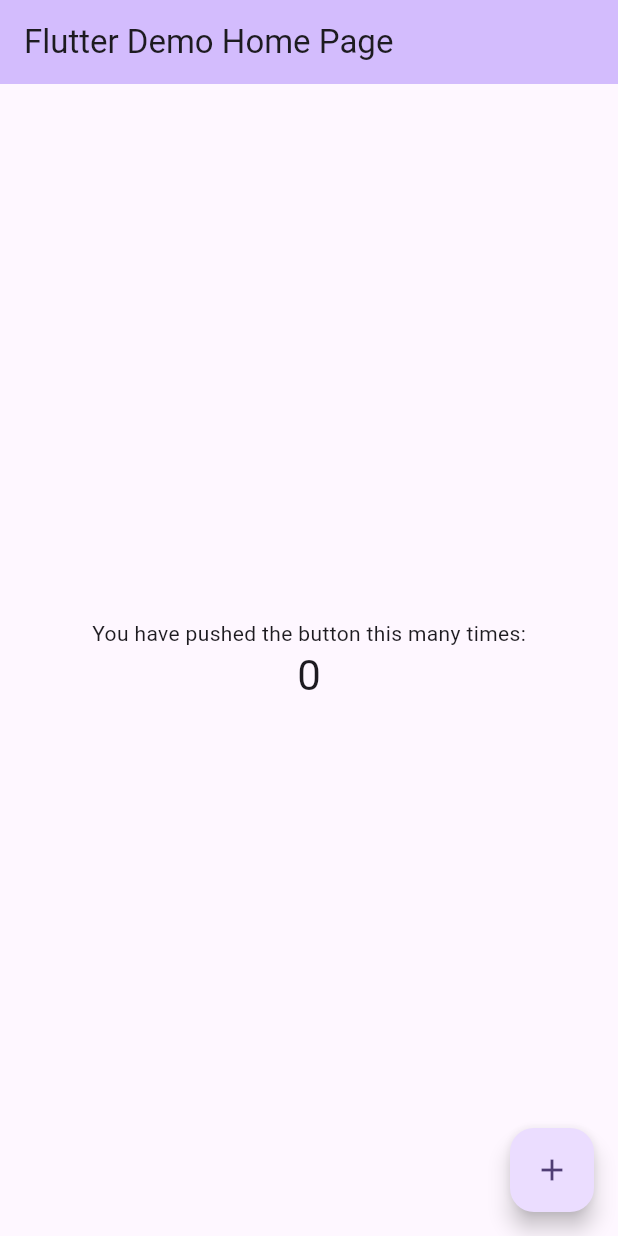
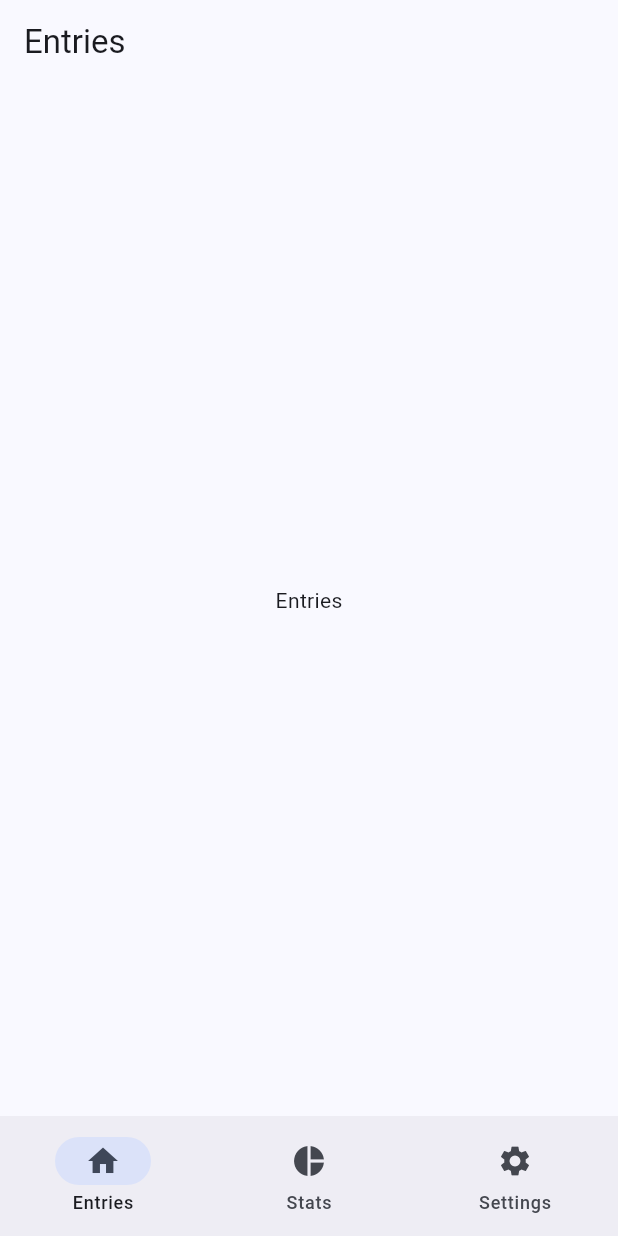
Before and after one commit to pasanjg/TripSplit, a Flutter app: the screen it shows after launch, on a phone screen of 412 x 824 dp. Run offline on Flutter 3.47's test engine with Material 3 defaults, Android fonts, the light colour scheme and no system bars; our stand-ins replace firebase_core; accounts and stored records are empty.

Commit message:
App layout and navigation

```diff
--- /dev/null
+++ b/lib/common/constants.dart
@@ -0,0 +1 @@
+part 'constants/routes_list.dart';
--- /dev/null
+++ b/lib/common/constants/routes_list.dart
@@ -0,0 +1,11 @@
+part of '../constants.dart';
+
+class RouteList {
+  static const String home = 'home';
+
+  static const String entries = 'entries';
+  static const String stats = 'stats';
+  static const String settings = 'settings';
+
+  static const String test = 'test';
+}
--- /dev/null
+++ b/lib/layout/main_tabs.dart
@@ -0,0 +1,143 @@
+import 'dart:io';
+
+import 'package:flutter/material.dart';
+import 'package:tripsplit/routes/route.dart';
+import 'package:tripsplit/widgets/pop_scope.dart';
+
+import '../common/constants.dart';
+
+class MainTabs extends StatefulWidget {
+  const MainTabs({super.key});
+
+  @override
+  State<MainTabs> createState() => _MainTabsState();
+}
+
+class _MainTabsState extends State<MainTabs> {
+  final List<Widget> _tabView = [];
+  int currentTabIndex = 0;
+  final defaultTabIndex = 0;
+  final navigators = <int, GlobalKey<NavigatorState>>{};
+
+  final List<Map<String, dynamic>> tabData = [
+    {
+      'title': 'Entries',
+      'icon': Icons.home,
+      'route': RouteList.entries,
+    },
+    {
+      'title': 'Stats',
+      'icon': Icons.pie_chart,
+      'route': RouteList.stats,
+    },
+    {
+      'title': 'Settings',
+      'icon': Icons.settings,
+      'route': RouteList.settings,
+    },
+  ];
+
+  @override
+  void initState() {
+    super.initState();
+    _initTabData();
+  }
+
+  void _initTabData() {
+    var tabView = <Widget>[];
+    for (var i = 0; i < tabData.length; i++) {
+      final initialRoute = tabData[i]['route'];
+      navigators[i] = GlobalKey<NavigatorState>();
+      tabView.add(
+        Navigator(
+          key: navigators[i],
+          initialRoute: initialRoute,
+          onGenerateRoute: Routes.onGenerateRoute,
+        ),
+      );
+    }
+
+    if (tabView.isNotEmpty) {
+      _tabView.clear();
+      _tabView.addAll(tabView);
+    }
+  }
+
+  void _onTapTabBar(int index) {
+    setState(() {
+      currentTabIndex = index;
+    });
+  }
+
+  Future<bool> _handlePopScopeRoot() async {
+    final currentNavigator = navigators[currentTabIndex]!;
+    if (currentNavigator.currentState!.canPop()) {
+      currentNavigator.currentState!.pop();
+      return false;
+    }
+
+    if (Navigator.of(context).canPop()) {
+      Navigator.of(context).pop();
+      return false;
+    }
+
+    if (currentTabIndex != defaultTabIndex) {
+      setState(() {
+        currentTabIndex = defaultTabIndex;
+      });
+      return false;
+    } else {
+      final isAllowExit = await showDialog(
+        context: context,
+        builder: (context) => AlertDialog(
+          title: const Text("Are you sure?"),
+          content: const Text("Do you want to exit the app?"),
+          actions: <Widget>[
+            TextButton(
+              onPressed: () => Navigator.of(context).pop(false),
+              child: const Text("No"),
+            ),
+            TextButton(
+              onPressed: () {
+                Navigator.of(context).pop(true);
+              },
+              child: const Text("Yes"),
+            ),
+          ],
+        ),
+      );
+
+      if (isAllowExit) {
+        Future.delayed(const Duration(milliseconds: 250), () {
+          exit(0);
+        });
+      }
+
+      return Future.delayed(const Duration(milliseconds: 100), () {
+        return isAllowExit;
+      });
+    }
+  }
+
+  @override
+  Widget build(BuildContext context) {
+    return PopScopeWidget(
+      onWillPop: _handlePopScopeRoot,
+      child: Scaffold(
+        bottomNavigationBar: NavigationBar(
+          selectedIndex: currentTabIndex,
+          onDestinationSelected: _onTapTabBar,
+          destinations: tabData.map((e) {
+            return NavigationDestination(
+              icon: Icon(e['icon']),
+              label: e['title'],
+            );
+          }).toList(),
+        ),
+        body: Center(
+          child: _tabView[currentTabIndex],
+        ),
+      ),
+    );
+  }
+}
--- a/lib/main.dart
+++ b/lib/main.dart
@@ -1,5 +1,7 @@
 import 'package:firebase_core/firebase_core.dart';
 import 'package:flutter/material.dart';
+import 'package:tripsplit/routes/route.dart';
+import 'package:tripsplit/screens/splash_screen.dart';
 
 import 'firebase_options.dart';
 
@@ -19,59 +21,16 @@
   Widget build(BuildContext context) {
     return MaterialApp(
       debugShowCheckedModeBanner: false,
-      title: 'Flutter Demo',
+      title: 'TripSplit',
       theme: ThemeData(
-        colorScheme: ColorScheme.fromSeed(seedColor: Colors.deepPurple),
+        colorScheme: ColorScheme.fromSeed(seedColor: Colors.blueAccent),
         useMaterial3: true,
       ),
-      home: const MyHomePage(title: 'Flutter Demo Home Page'),
+      darkTheme: ThemeData.dark(),
+      themeMode: ThemeMode.system,
+      routes: Routes.getAll(),
+      onGenerateRoute: Routes.onGenerateRoute,
+      home: const SplashScreen(),
     );
   }
 }
-
-class MyHomePage extends StatefulWidget {
-  const MyHomePage({super.key, required this.title});
-  final String title;
-
-  @override
-  State<MyHomePage> createState() => _MyHomePageState();
-}
-
-class _MyHomePageState extends State<MyHomePage> {
-  int _counter = 0;
-
-  void _incrementCounter() {
-    setState(() {
-      _counter++;
-    });
-  }
-
-  @override
-  Widget build(BuildContext context) {
-    return Scaffold(
-      appBar: AppBar(
-        backgroundColor: Theme.of(context).colorScheme.inversePrimary,
-        title: Text(widget.title),
-      ),
-      body: Center(
-        child: Column(
-          mainAxisAlignment: MainAxisAlignment.center,
-          children: <Widget>[
-            const Text(
-              'You have pushed the button this many times:',
-            ),
-            Text(
-              '$_counter',
-              style: Theme.of(context).textTheme.headlineMedium,
-            ),
-          ],
-        ),
-      ),
-      floatingActionButton: FloatingActionButton(
-        onPressed: _incrementCounter,
-        tooltip: 'Increment',
-        child: const Icon(Icons.add),
-      ),
-    );
-  }
-}
--- /dev/null
+++ b/lib/routes/route.dart
@@ -0,0 +1,70 @@
+import 'package:flutter/material.dart';
+import 'package:tripsplit/common/constants.dart';
+import 'package:tripsplit/layout/main_tabs.dart';
+import 'package:tripsplit/screens/entries.dart';
+import 'package:tripsplit/screens/settings.dart';
+import 'package:tripsplit/screens/stats.dart';
+import 'package:tripsplit/screens/test.dart';
+
+class Routes {
+  static Map<String, WidgetBuilder> getAll() => _routes;
+
+  static final Map<String, WidgetBuilder> _routes = {
+    RouteList.home: (context) => const MainTabs(),
+  };
+
+  static Route<dynamic> onGenerateRoute(RouteSettings settings) {
+    final arguments = settings.arguments;
+    switch (settings.name) {
+      case RouteList.entries:
+        return _buildRoute(settings, (_) => const EntriesScreen());
+      case RouteList.stats:
+        return _buildRoute(settings, (_) => const StatsScreen());
+      case RouteList.settings:
+        return _buildRoute(settings, (_) => const SettingsScreen());
+      case RouteList.test:
+        return _buildRoute(settings, (_) => const TestScreen());
+      default:
+        return _errorRoute();
+    }
+  }
+
+  static PageRouteBuilder _buildRoute(
+    RouteSettings settings,
+    WidgetBuilder builder, {
+    bool fullscreenDialog = false,
+  }) {
+    return PageRouteBuilder(
+      settings: settings,
+      fullscreenDialog: fullscreenDialog,
+      pageBuilder: (context, animation, secondaryAnimation) => builder(context),
+      transitionsBuilder: (context, animation, secondaryAnimation, child) {
+        const curve = Curves.ease;
+        Offset startOffset = const Offset(1.0, 0.0); // Default slide from right
+        final tween = Tween(begin: startOffset, end: Offset.zero)
+            .chain(CurveTween(curve: curve));
+
+        final offsetAnimation = animation.drive(tween);
+
+        return SlideTransition(
+          position: offsetAnimation,
+          child: child,
+        );
+      },
+      transitionDuration: const Duration(milliseconds: 250),
+    );
+  }
+
+  static Route _errorRoute([String message = 'Page not found']) {
+    return MaterialPageRoute(builder: (_) {
+      return Scaffold(
+        appBar: AppBar(
+          title: const Text('Error'),
+        ),
+        body: Center(
+          child: Text(message),
+        ),
+      );
+    });
+  }
+}
--- /dev/null
+++ b/lib/screens/entries.dart
@@ -0,0 +1,29 @@
+import 'package:flutter/material.dart';
+import 'package:tripsplit/common/constants.dart';
+import 'package:tripsplit/routes/route.dart';
+
+class EntriesScreen extends StatefulWidget {
+  const EntriesScreen({super.key});
+
+  @override
+  State<EntriesScreen> createState() => _EntriesScreenState();
+}
+
+class _EntriesScreenState extends State<EntriesScreen> {
+  @override
+  Widget build(BuildContext context) {
+    return Scaffold(
+      appBar: AppBar(
+        title: const Text('Entries'),
+      ),
+      body: Center(
+        child: InkWell(
+          onTap: () {
+            Navigator.of(context).pushNamed(RouteList.test);
+          },
+          child: const Text('Entries'),
+        ),
+      ),
+    );
+  }
+}
--- /dev/null
+++ b/lib/widgets/pop_scope.dart
@@ -0,0 +1,40 @@
+import 'package:flutter/material.dart';
+
+class PopScopeWidget extends StatelessWidget {
+  const PopScopeWidget({
+    super.key,
+    this.canPop = false,
+    required this.onWillPop,
+    required this.child,
+    this.allowExitApp = true,
+  });
+
+  final bool canPop;
+  final Future<bool?> Function() onWillPop;
+  final Widget child;
+  final bool allowExitApp;
+
+  @override
+  Widget build(BuildContext context) {
+    return PopScope(
+      canPop: canPop,
+      child: child,
+      onPopInvokedWithResult: (didPop, result) async {
+        if (didPop) {
+          return;
+        }
+
+        final navigator = Navigator.of(context);
+        final modalRoute = ModalRoute.of(context);
+        final canPopScreen = modalRoute != null && modalRoute.canPop;
+        result = await onWillPop();
+
+        if (true == result) {
+          if (allowExitApp || canPopScreen) {
+            navigator.pop();
+          }
+        }
+      },
+    );
+  }
+}
```
Also changed, not shown: lib/screens/settings.dart (added, +22 -0 lines), lib/screens/splash_screen.dart (added, +41 -0 lines), lib/screens/stats.dart (added, +29 -0 lines), lib/screens/test.dart (added, +22 -0 lines).
